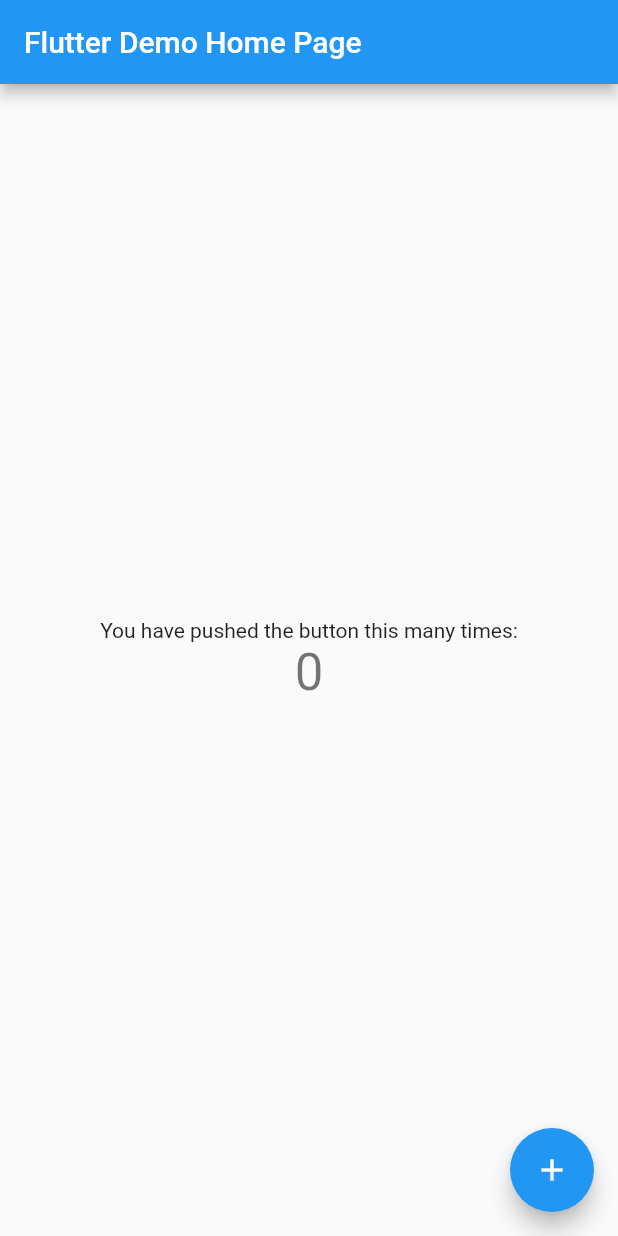
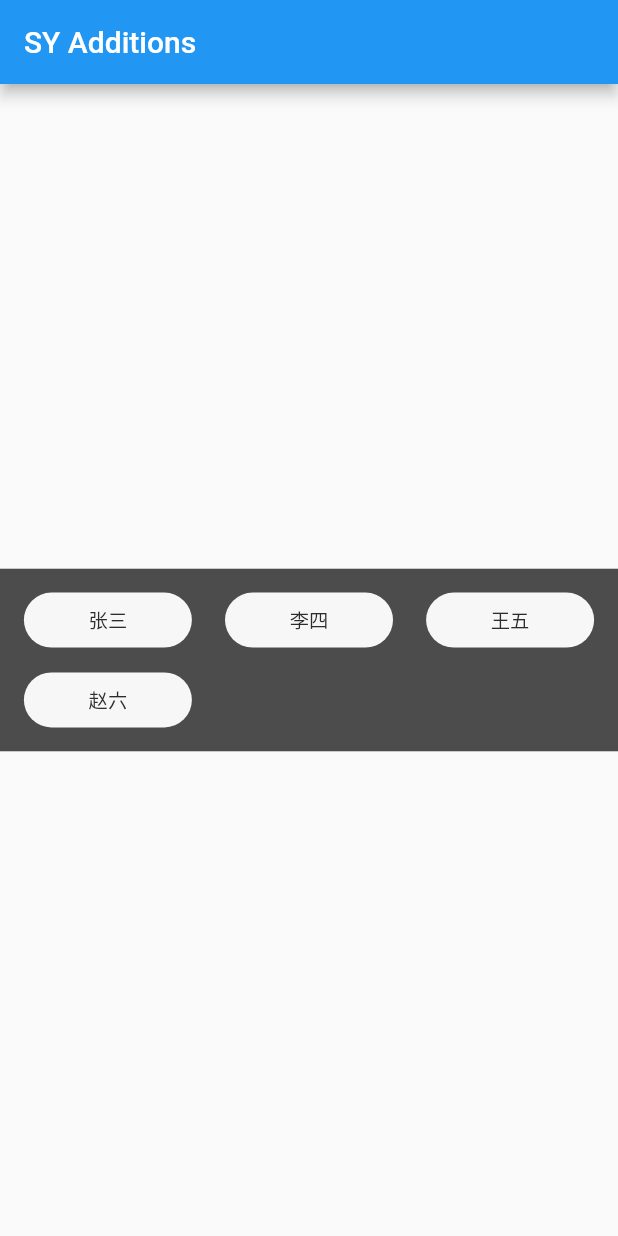
Before and after one commit to roselifeye/SYFlutterPlugin, a Flutter app: the screen it shows after launch, on a phone screen of 412 x 824 dp. Run offline on Flutter 3.47's test engine with Material 2 defaults, Android fonts, the phone set to English and light mode, and no system bars; our stand-ins replace flutter_screenutil.

Commit message:
1. Import Screen_until; 2. Added Colors config; 3. Added Tags_Grid.

```diff
--- /dev/null
+++ b/lib/Configs/colors_config.dart
@@ -0,0 +1,102 @@
+import 'package:flutter/material.dart';
+
+class ColorsConfig {
+  static const Color kPrimaryColor = Color(0xffE5FDFF);
+  static const Color kMainTitleColor = Color(0xFF2C2C2C);
+  static const Color kColorBlack = Color(0xFF2C2C2C);
+  static const Color kLeftBackColor = Color(0xFF396E75);
+
+  static const Color c_cc396E75 = Color(0xcc396E75);
+  static const Color c_b3396E75 = Color(0xB3396E75);
+  static const Color c_4d396E75 = Color(0x4D396E75);
+
+  static const Color c_0094a8 = Color(0xff0094A8);
+  static const Color c_99ECF7 = Color(0xFF99ECF7);
+  static const Color c_89ced4 = Color(0xFF89CED4);
+  static const Color c_CDF9FA = Color(0xFFCDF9FA);
+
+  static const Color c_ED184C = Color(0xffED184C);
+  static const Color c_cd0000 = Color(0xffCD0000);
+  static const Color c_d12020 = Color(0xffd12020);
+  static const Color c_FF3B30 = Color(0xFFFF3B30);
+  static const Color c_c53434 = Color(0xffC53434);
+
+  static const Color c_472D00 = Color(0xcc472D00);
+  static const Color c_603e00 = Color(0x80603E00);
+  static const Color c_ff603e00 = Color(0xff603E00);
+  static const Color c_9c8b6b = Color(0xff9C8B6B);
+
+  static const Color c_de7d1b = Color(0xffDE7D1B);
+  static const Color c_c96110 = Color(0xffC96110);
+
+  static const Color c_b3000000 = Color(0xB3000000);
+  static const Color c_80000000 = Color(0x80000000);
+  static const Color c_cc000000 = Color(0xcc000000);
+  static const Color c_4D000000 = Color(0x4D000000);
+
+  static const Color c_7f000000 = Color(0x7f000000);
+  static const Color c_14000000 = Color(0x14000000);
+  static const Color c_26000000 = Color(0x26000000);
+  static const Color c_1a000000 = Color(0x1A000000);
+
+  static const Color c_00fffffff = Color(0x00ffffff);
+  static const Color c_33ffffff = Color(0x33ffffff);
+  static const Color c_4DFFFFFF = Color(0x4Dffffff);
+  static const Color c_0fffffff = Color(0x0fffffff);
+  static const Color c_80FFFFFF = Color(0x80ffffff);
+
+  static const Color c_FF0C0C0C = Color(0xFF0C0C0c);
+
+  static const Color c_80111111 = Color(0x80111111);
+  static const Color c_FF1A1A1A = Color(0xFF1A1A1A);
+
+  static const Color c_802c2c2c = Color(0x802c2c2c);
+  static const Color c_4D2C2C2C = Color(0x4D2C2C2C);
+
+  static const Color c_5B5B5B = Color(0xFF5B5B5B);
+
+  static const Color c_33fafafa = Color(0x33fafafa);
+  static const Color c_fafafa = Color(0xfffafafa);
+
+  static const Color c_959595 = Color(0xFF959595);
+
+  static const Color c_a6a6a6 = Color(0xffa6a6a6);
+
+  static const Color c_4c4c4c = Color(0xff4c4c4c);
+
+  static const Color c_e1e1e1 = Color(0xffE1E1E1);
+  static const Color c_e2e2e2 = Color(0xffe2e2e2);
+  static const Color c_e4e4e4 = Color(0xffe4e4e4);
+  static const Color c_e5e5e5 = Color(0xffe5e5e5);
+  static const Color c_e6e6e6 = Color(0xffe6e6e6);
+
+  static const Color c_e6e9f7f8 = Color(0xe6e9f7f8);
+  static const Color c_e9f7f8 = Color(0xffe9f7f8);
+
+  static const Color c_f1f1f1 = Color(0x00f1f1f1);
+  static const Color c_f3f3f3 = Color(0xfff3f3f3);
+  static const Color c_f7f7f7 = Color(0xfff7f7f7);
+  static const Color c_f8f8f8 = Color(0xfff8f8f8);
+  static const Color c_f9f9f9 = Color(0xfff9f9f9);
+
+  static const Color c_404248 = Color(0xFF404248);
+  static const Color c_80BDBDBB = Color(0x80BDBDBB);
+
+  static const Color c_fff0d7 = Color(0xccFFF0D7);
+
+  static const Color c_F0FAE5 = Color(0xFFF0FAE5);
+
+  static const Color c_727272 = Color(0xff727272);
+
+  static const Color c_979797 = Color(0x33979797);
+  static const Color c_33d8d8d8 = Color(0x33D8D8D8);
+
+  static const Color c_33D5D5D5 = Color(0x33D5D5D5);
+  static const Color c_d8d8d8 = Color(0xffD8D8D8);
+
+  static const Color c_EBEBEB = Color(0xFFEBEBEB);
+
+  static const Color c_f0f0f0 = Color(0xfff0f0f0);
+
+  static const Color c_C4D4D6 = Color(0xFFC4D4D6);
+}
--- /dev/null
+++ b/lib/Widgets/tags_grid_view.dart
@@ -0,0 +1,87 @@
+/*
+* Tags Grid View.
+* */
+import 'package:flutter/widgets.dart';
+import 'package:flutter_screenutil/screenutil.dart';
+import 'package:sy_flutter_plugin/Configs/colors_config.dart';
+import 'package:flutter/material.dart';
+
+class SYTagsGridView extends StatelessWidget {
+  final List<String> tagList;
+  final bool selectable;
+  final selectedIndex;
+  final ValueChanged selectCallback;
+  SYTagsGridView(
+      {@required this.tagList,
+      this.selectable = false,
+      this.selectedIndex = 0,
+      this.selectCallback});
+
+  @override
+  Widget build(BuildContext context) {
+    return GridView.count(
+      padding: EdgeInsets.only(
+          top: ScreenUtil().setWidth(16),
+          right: ScreenUtil().setWidth(16),
+          left: ScreenUtil().setWidth(16),
+          bottom: ScreenUtil().setWidth(16)
+      ),
+      crossAxisCount: 3,
+      physics: NeverScrollableScrollPhysics(),
+      scrollDirection: Axis.vertical,
+      crossAxisSpacing: ScreenUtil().setSp(24),
+      mainAxisSpacing: ScreenUtil().setSp(18),
+      shrinkWrap: true,
+      reverse: false,
+      childAspectRatio: 110 / 36,
+      children: List.generate(
+          tagList.length,
+          (index) => Container(
+                // child: Text("Hello"),
+                child: GestureDetector(
+                    onTap: !selectable
+                        ? null
+                        : () {
+                            selectCallback(index);
+                          },
+                    child: selectable
+                        ? SYTagItem(
+                            content: tagList[index],
+                            isSelected: selectedIndex == index,
+                          )
+                        : SYTagItem(
+                            content: tagList[index],
+                          )),
+              )),
+    );
+  }
+}
+
+// Tag Item Setup
+class SYTagItem extends StatelessWidget {
+  final content;
+  final int index;
+  final bool isSelected;
+  SYTagItem({this.content, this.index = 0, this.isSelected = false});
+
+  @override
+  Widget build(BuildContext context) {
+    return Container(
+      alignment: Alignment.center,
+      padding: EdgeInsets.fromLTRB(
+          ScreenUtil().setWidth(9),
+          ScreenUtil().setWidth(2),
+          ScreenUtil().setWidth(9),
+          ScreenUtil().setWidth(2)),
+      decoration: BoxDecoration(
+          color: isSelected ? ColorsConfig.c_e9f7f8 : ColorsConfig.c_f7f7f7,
+          borderRadius: BorderRadius.all(Radius.circular(20))),
+      child: Text(content,
+          style: TextStyle(
+              color: isSelected
+                  ? ColorsConfig.kLeftBackColor
+                  : ColorsConfig.kColorBlack,
+              fontSize: ScreenUtil().setSp(14))),
+    );
+  }
+}
--- a/lib/main.dart
+++ b/lib/main.dart
@@ -1,4 +1,7 @@
 import 'package:flutter/material.dart';
+import 'package:flutter_screenutil/flutter_screenutil.dart';
+import 'package:sy_flutter_plugin/Configs/colors_config.dart';
+import 'package:sy_flutter_plugin/Widgets/tags_grid_view.dart';
 
 void main() {
   runApp(MyApp());
@@ -9,109 +12,38 @@ class MyApp extends StatelessWidget {
   @override
   Widget build(BuildContext context) {
     return MaterialApp(
-      title: 'Flutter Demo',
+      title: 'SY Additions',
       theme: ThemeData(
-        // This is the theme of your application.
-        //
-        // Try running your application with "flutter run". You'll see the
-        // application has a blue toolbar. Then, without quitting the app, try
-        // changing the primarySwatch below to Colors.green and then invoke
-        // "hot reload" (press "r" in the console where you ran "flutter run",
-        // or simply save your changes to "hot reload" in a Flutter IDE).
-        // Notice that the counter didn't reset back to zero; the application
-        // is not restarted.
         primarySwatch: Colors.blue,
-        // This makes the visual density adapt to the platform that you run
-        // the app on. For desktop platforms, the controls will be smaller and
-        // closer together (more dense) than on mobile platforms.
         visualDensity: VisualDensity.adaptivePlatformDensity,
       ),
-      home: MyHomePage(title: 'Flutter Demo Home Page'),
+      home: SYHomePage(),
     );
   }
 }
 
-class MyHomePage extends StatefulWidget {
-  MyHomePage({Key key, this.title}) : super(key: key);
-
-  // This widget is the home page of your application. It is stateful, meaning
-  // that it has a State object (defined below) that contains fields that affect
-  // how it looks.
-
-  // This class is the configuration for the state. It holds the values (in this
-  // case the title) provided by the parent (in this case the App widget) and
-  // used by the build method of the State. Fields in a Widget subclass are
-  // always marked "final".
-
-  final String title;
-
-  @override
-  _MyHomePageState createState() => _MyHomePageState();
-}
-
-class _MyHomePageState extends State<MyHomePage> {
-  int _counter = 0;
-
-  void _incrementCounter() {
-    setState(() {
-      // This call to setState tells the Flutter framework that something has
-      // changed in this State, which causes it to rerun the build method below
-      // so that the display can reflect the updated values. If we changed
-      // _counter without calling setState(), then the build method would not be
-      // called again, and so nothing would appear to happen.
-      _counter++;
-    });
-  }
-
+class SYHomePage extends StatelessWidget {
   @override
   Widget build(BuildContext context) {
-    // This method is rerun every time setState is called, for instance as done
-    // by the _incrementCounter method above.
-    //
-    // The Flutter framework has been optimized to make rerunning build methods
-    // fast, so that you can just rebuild anything that needs updating rather
-    // than having to individually change instances of widgets.
-    return Scaffold(
+    return ScreenUtilInit(
+      designSize: Size(414, 896),
+      allowFontScaling: false,
+      child: Scaffold(
         appBar: AppBar(
-        // Here we take the value from the MyHomePage object that was created by
-        // the App.build method, and use it to set our appbar title.
-        title: Text(widget.title),
+          title: Text('SY Additions'),
         ),
         body: Center(
-        // Center is a layout widget. It takes a single child and positions it
-        // in the middle of the parent.
           child: Column(
-          // Column is also a layout widget. It takes a list of children and
-          // arranges them vertically. By default, it sizes itself to fit its
-          // children horizontally, and tries to be as tall as its parent.
-          //
-          // Invoke "debug painting" (press "p" in the console, choose the
-          // "Toggle Debug Paint" action from the Flutter Inspector in Android
-          // Studio, or the "Toggle Debug Paint" command in Visual Studio Code)
-          // to see the wireframe for each widget.
-          //
-          // Column has various properties to control how it sizes itself and
-          // how it positions its children. Here we use mainAxisAlignment to
-          // center the children vertically; the main axis here is the vertical
-          // axis because Columns are vertical (the cross axis would be
-          // horizontal).
             mainAxisAlignment: MainAxisAlignment.center,
-          children: <Widget>[
-            Text(
-              'You have pushed the button this many times:',
-            ),
-            Text(
-              '$_counter',
-              style: Theme.of(context).textTheme.headline4,
+            children: [
+              Container(
+                color: ColorsConfig.c_4c4c4c,
+                child: SYTagsGridView(tagList: ['张三', '李四','王五','赵六'])
               ),
             ],
           ),
         ),
-      floatingActionButton: FloatingActionButton(
-        onPressed: _incrementCounter,
-        tooltip: 'Increment',
-        child: Icon(Icons.add),
-      ), // This trailing comma makes auto-formatting nicer for build methods.
+      ),
     );
   }
 }
--- a/pubspec.yaml
+++ b/pubspec.yaml
@@ -24,6 +24,7 @@ dependencies:
   flutter:
     sdk: flutter
 
+  flutter_screenutil: any
 
   # The following adds the Cupertino Icons font to your application.
   # Use with the CupertinoIcons class for iOS style icons.
```
Also changed, not shown: pubspec.lock, 1 other file. Lines whose indentation alone changed are shown as unchanged.
